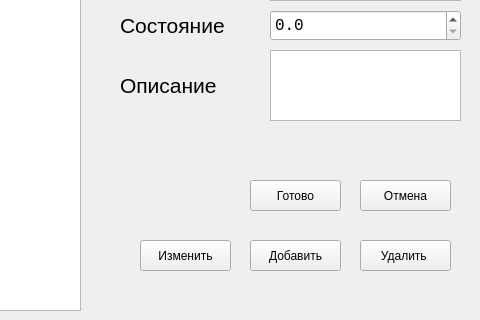
Qt form petrov_dialog.ui (s1ash-cmd/oop_petrov_3) before a commit; both pictures show x 320 to 800 and y 280 to 600 of the 800 by 600 pixel window.
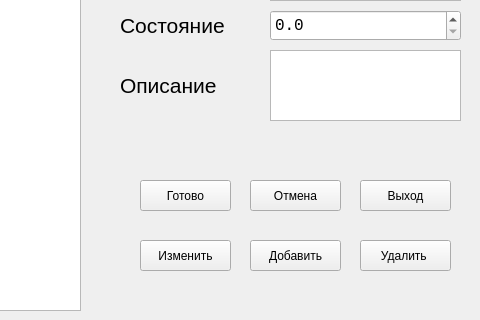
The same form after that commit.

```diff
--- a/petrov_dialog.ui
+++ b/petrov_dialog.ui
@@ -387,7 +387,7 @@
   <widget class="QPushButton" name="pushButton_save">
    <property name="geometry">
     <rect>
-     <x>570</x>
+     <x>460</x>
      <y>460</y>
      <width>91</width>
      <height>31</height>
@@ -403,7 +403,7 @@
   <widget class="QPushButton" name="pushButton_cancel">
    <property name="geometry">
     <rect>
-     <x>680</x>
+     <x>570</x>
      <y>460</y>
      <width>91</width>
      <height>31</height>
@@ -464,6 +464,22 @@
     <string>Добавить</string>
    </property>
   </widget>
+  <widget class="QPushButton" name="pushButton_exit">
+   <property name="geometry">
+    <rect>
+     <x>680</x>
+     <y>460</y>
+     <width>91</width>
+     <height>31</height>
+    </rect>
+   </property>
+   <property name="focusPolicy">
+    <enum>Qt::FocusPolicy::NoFocus</enum>
+   </property>
+   <property name="text">
+    <string>Выход</string>
+   </property>
+  </widget>
  </widget>
  <resources/>
  <connections/>
```
Left out of the diff: 18 changed lines with no effect on the pictures.
